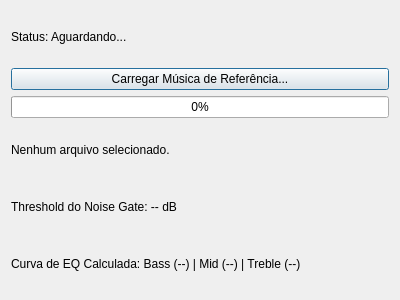
Qt form gui/mainwindow.ui (broken-usb/uninstrumephy) before a commit.
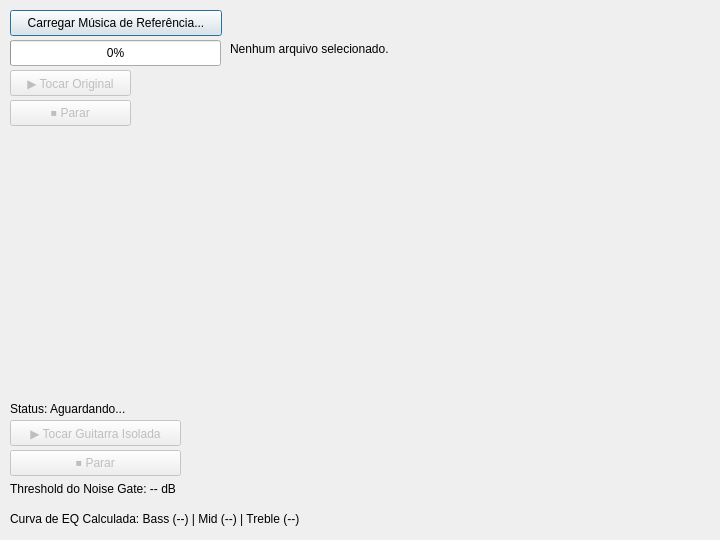
The same form after that commit.

Commit message:
Pequenas melhorias na interface
- Remoção do estilo Horizontal
- Botões para ouvir o áudio de entrada
- Botões para ouvir o áudio de resultante do Demucs (apenas Guitarra)

Diff of the .ui file:
```diff
--- a/gui/mainwindow.ui
+++ b/gui/mainwindow.ui
@@ -6,57 +6,155 @@
    <rect>
     <x>0</x>
     <y>0</y>
-    <width>400</width>
-    <height>300</height>
+    <width>720</width>
+    <height>540</height>
    </rect>
   </property>
   <property name="windowTitle">
    <string>Dialog</string>
   </property>
-  <layout class="QVBoxLayout" name="verticalLayout">
-   <item>
-    <widget class="QLabel" name="lbl_status">
-     <property name="text">
-      <string>Status: Aguardando...</string>
-     </property>
-    </widget>
-   </item>
-   <item>
     <widget class="QPushButton" name="btn_load">
+   <property name="geometry">
+    <rect>
+     <x>10</x>
+     <y>10</y>
+     <width>212</width>
+     <height>26</height>
+    </rect>
+   </property>
      <property name="text">
       <string>Carregar Música de Referência...</string>
      </property>
     </widget>
-   </item>
-   <item>
     <widget class="QProgressBar" name="progress_bar">
+   <property name="geometry">
+    <rect>
+     <x>10</x>
+     <y>40</y>
+     <width>211</width>
+     <height>26</height>
+    </rect>
+   </property>
      <property name="value">
       <number>0</number>
      </property>
     </widget>
-   </item>
-   <item>
     <widget class="QLabel" name="lbl_filepath">
+   <property name="geometry">
+    <rect>
+     <x>230</x>
+     <y>40</y>
+     <width>183</width>
+     <height>18</height>
+    </rect>
+   </property>
      <property name="text">
       <string>Nenhum arquivo selecionado.</string>
      </property>
     </widget>
-   </item>
-   <item>
     <widget class="QLabel" name="lbl_gate">
+   <property name="geometry">
+    <rect>
+     <x>10</x>
+     <y>480</y>
+     <width>186</width>
+     <height>18</height>
+    </rect>
+   </property>
      <property name="text">
       <string>Threshold do Noise Gate: -- dB</string>
      </property>
     </widget>
-   </item>
-   <item>
     <widget class="QLabel" name="lbl_eq">
+   <property name="geometry">
+    <rect>
+     <x>10</x>
+     <y>510</y>
+     <width>320</width>
+     <height>18</height>
+    </rect>
+   </property>
      <property name="text">
       <string>Curva de EQ Calculada: Bass (--) | Mid (--) | Treble (--)</string>
      </property>
     </widget>
-   </item>
-  </layout>
+  <widget class="QLabel" name="lbl_status">
+   <property name="geometry">
+    <rect>
+     <x>10</x>
+     <y>400</y>
+     <width>132</width>
+     <height>18</height>
+    </rect>
+   </property>
+   <property name="text">
+    <string>Status: Aguardando...</string>
+   </property>
+  </widget>
+  <widget class="QPushButton" name="btn_play_orig">
+   <property name="enabled">
+    <bool>false</bool>
+   </property>
+   <property name="geometry">
+    <rect>
+     <x>10</x>
+     <y>70</y>
+     <width>121</width>
+     <height>26</height>
+    </rect>
+   </property>
+   <property name="text">
+    <string>▶ Tocar Original</string>
+   </property>
+  </widget>
+  <widget class="QPushButton" name="btn_stop_orig">
+   <property name="enabled">
+    <bool>false</bool>
+   </property>
+   <property name="geometry">
+    <rect>
+     <x>10</x>
+     <y>100</y>
+     <width>121</width>
+     <height>26</height>
+    </rect>
+   </property>
+   <property name="text">
+    <string>⏹ Parar</string>
+   </property>
+  </widget>
+  <widget class="QPushButton" name="btn_stop_guitar">
+   <property name="enabled">
+    <bool>false</bool>
+   </property>
+   <property name="geometry">
+    <rect>
+     <x>10</x>
+     <y>450</y>
+     <width>171</width>
+     <height>26</height>
+    </rect>
+   </property>
+   <property name="text">
+    <string>⏹ Parar</string>
+   </property>
+  </widget>
+  <widget class="QPushButton" name="btn_play_guitar">
+   <property name="enabled">
+    <bool>false</bool>
+   </property>
+   <property name="geometry">
+    <rect>
+     <x>10</x>
+     <y>420</y>
+     <width>171</width>
+     <height>26</height>
+    </rect>
+   </property>
+   <property name="text">
+    <string>▶ Tocar Guitarra Isolada</string>
+   </property>
+  </widget>
  </widget>
  <resources/>
  <connections/>
```
Lines whose indentation alone changed are shown as unchanged. The commit also changes 2 other files.
